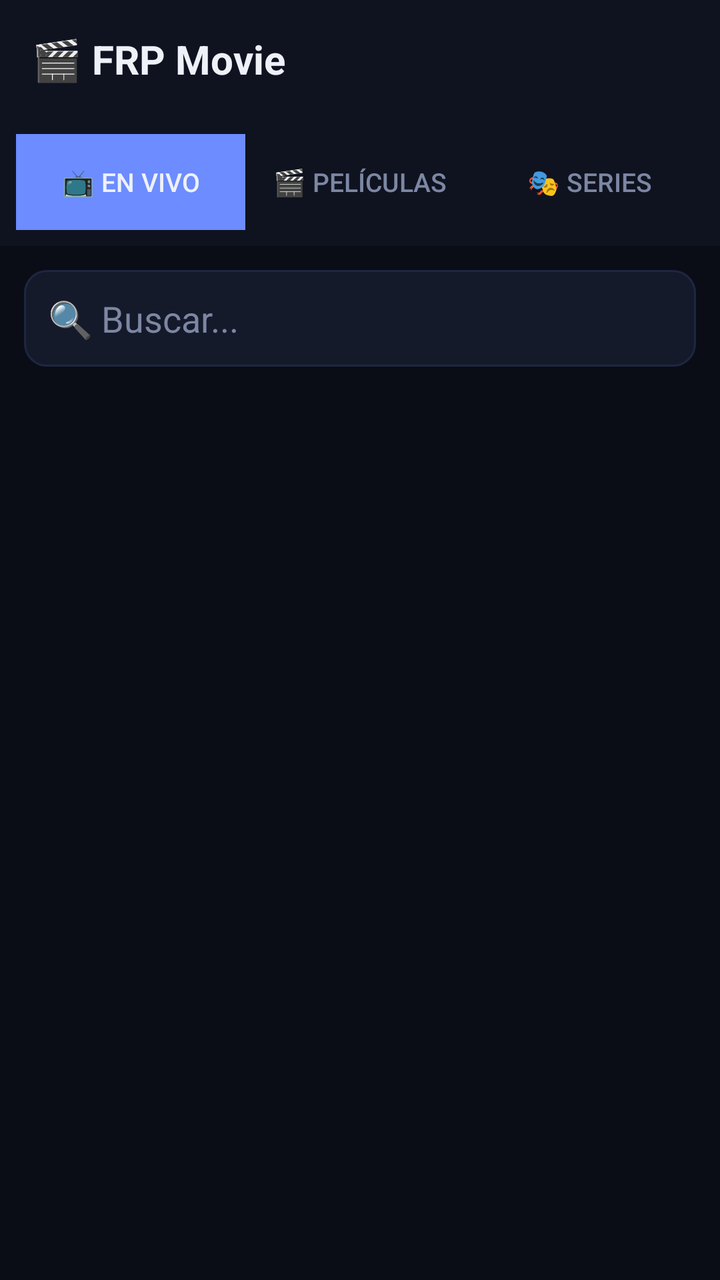
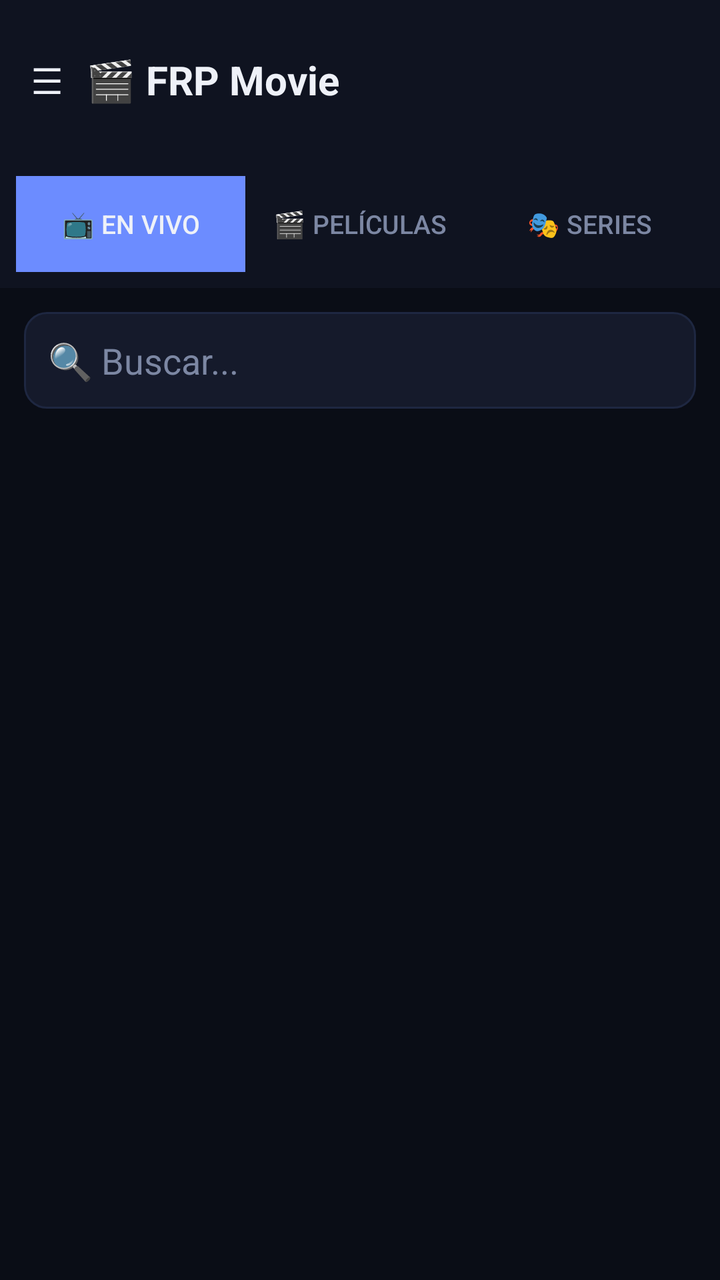

The first picture is an Android layout as it rendered before a commit; the second is the same layout after the commit. The layout source and the unified diff follow.
<!-- AndroidManifest.xml: application theme Theme.FRPMovie -->
<!-- res/layout/activity_main.xml -->
<?xml version="1.0" encoding="utf-8"?>
<LinearLayout xmlns:android="http://schemas.android.com/apk/res/android"
    android:layout_width="match_parent"
    android:layout_height="match_parent"
    android:orientation="vertical"
    android:background="@color/bg">
    <LinearLayout
        android:layout_width="match_parent"
        android:layout_height="wrap_content"
        android:orientation="horizontal"
        android:padding="16dp"
        android:gravity="center_vertical"
        android:background="@color/panel">
        <TextView
            android:layout_width="wrap_content"
            android:layout_height="wrap_content"
            android:text="🎬 FRP Movie"
            android:textColor="@color/ink"
            android:textSize="20sp"
            android:textStyle="bold" />
        <TextView
            android:id="@+id/tvCount"
            android:layout_width="0dp"
            android:layout_height="wrap_content"
            android:layout_weight="1"
            android:gravity="end"
            android:text=""
            android:textColor="@color/muted"
            android:textSize="13sp" />
    </LinearLayout>
    <LinearLayout
        android:layout_width="match_parent"
        android:layout_height="wrap_content"
        android:orientation="horizontal"
        android:padding="8dp"
        android:background="@color/panel">
        <Button
            android:id="@+id/btnLive"
            android:layout_width="0dp"
            android:layout_height="wrap_content"
            android:layout_weight="1"
            android:text="📺 En vivo"
            android:textSize="13sp"
            android:textColor="@color/ink"
            android:background="@color/brand" />
        <Button
            android:id="@+id/btnMovies"
            android:layout_width="0dp"
            android:layout_height="wrap_content"
            android:layout_weight="1"
            android:text="🎬 Películas"
            android:textSize="13sp"
            android:textColor="@color/muted"
            android:background="@android:color/transparent" />
        <Button
            android:id="@+id/btnSeries"
            android:layout_width="0dp"
            android:layout_height="wrap_content"
            android:layout_weight="1"
            android:text="🎭 Series"
            android:textSize="13sp"
            android:textColor="@color/muted"
            android:background="@android:color/transparent" />
    </LinearLayout>
    <EditText
        android:id="@+id/etSearch"
        android:layout_width="match_parent"
        android:layout_height="wrap_content"
        android:hint="🔍 Buscar..."
        android:textColorHint="@color/muted"
        android:textColor="@color/ink"
        android:background="@drawable/input_bg"
        android:padding="12dp"
        android:layout_margin="12dp"
        android:inputType="text" />
    <FrameLayout
        android:layout_width="match_parent"
        android:layout_height="match_parent">
        <androidx.recyclerview.widget.RecyclerView
            android:id="@+id/recyclerChannels"
            android:layout_width="match_parent"
            android:layout_height="match_parent"
            android:padding="8dp"
            android:clipToPadding="false" />
        <ProgressBar
            android:id="@+id/progress"
            android:layout_width="wrap_content"
            android:layout_height="wrap_content"
            android:layout_gravity="center"
            android:visibility="gone" />
    </FrameLayout>
</LinearLayout>
<!-- resources referenced by this layout -->
<resources>
  <color name="bg">#0A0D16</color>
  <color name="brand">#6C8CFF</color>
  <color name="ink">#EEF1F8</color>
  <color name="muted">#7C87A3</color>
  <color name="panel">#0F1320</color>
  <!-- drawable input_bg (drawable) -->
  <?xml version="1.0" encoding="utf-8"?>
  <shape xmlns:android="http://schemas.android.com/apk/res/android" android:shape="rectangle">
      <solid android:color="#151A2B" />
      <corners android:radius="11dp" />
      <stroke android:width="1dp" android:color="#1E2741" />
  </shape>
  <style name="Theme.FRPMovie" parent="Theme.MaterialComponents.DayNight.NoActionBar">
          <item name="colorPrimary">@color/brand</item>
          <item name="colorPrimaryVariant">@color/brand2</item>
          <item name="colorOnPrimary">@android:color/white</item>
          <item name="android:statusBarColor">@color/bg</item>
          <item name="android:windowBackground">@color/bg</item>
      </style>
  <color name="brand2">#8B5CF6</color>
</resources>

<!-- the commit's change to res/layout/activity_main.xml (unified diff, before → after) -->
@@ -1,92 +1,134 @@
 <?xml version="1.0" encoding="utf-8"?>
-<LinearLayout xmlns:android="http://schemas.android.com/apk/res/android"
+<androidx.drawerlayout.widget.DrawerLayout
+    xmlns:android="http://schemas.android.com/apk/res/android"
+    android:id="@+id/drawerLayout"
     android:layout_width="match_parent"
-    android:layout_height="match_parent"
-    android:orientation="vertical"
-    android:background="@color/bg">
+    android:layout_height="match_parent">
+
+    
     <LinearLayout
         android:layout_width="match_parent"
-        android:layout_height="wrap_content"
-        android:orientation="horizontal"
-        android:padding="16dp"
-        android:gravity="center_vertical"
+        android:layout_height="match_parent"
+        android:orientation="vertical"
+        android:background="@color/bg">
+        <LinearLayout
+            android:layout_width="match_parent"
+            android:layout_height="wrap_content"
+            android:orientation="horizontal"
+            android:padding="16dp"
+            android:gravity="center_vertical"
+            android:background="@color/panel">
+            <Button
+                android:id="@+id/btnMenu"
+                android:layout_width="wrap_content"
+                android:layout_height="wrap_content"
+                android:text="☰"
+                android:textSize="18sp"
+                android:textColor="@color/ink"
+                android:background="@android:color/transparent"
+                android:minWidth="0dp"
+                android:paddingStart="0dp"
+                android:paddingEnd="12dp" />
+            <TextView
+                android:layout_width="wrap_content"
+                android:layout_height="wrap_content"
+                android:text="🎬 FRP Movie"
+                android:textColor="@color/ink"
+                android:textSize="20sp"
+                android:textStyle="bold" />
+            <TextView
+                android:id="@+id/tvCount"
+                android:layout_width="0dp"
+                android:layout_height="wrap_content"
+                android:layout_weight="1"
+                android:gravity="end"
+                android:text=""
+                android:textColor="@color/muted"
+                android:textSize="13sp" />
+        </LinearLayout>
+        <LinearLayout
+            android:layout_width="match_parent"
+            android:layout_height="wrap_content"
+            android:orientation="horizontal"
+            android:padding="8dp"
+            android:background="@color/panel">
+            <Button
+                android:id="@+id/btnLive"
+                android:layout_width="0dp"
+                android:layout_height="wrap_content"
+                android:layout_weight="1"
+                android:text="📺 En vivo"
+                android:textSize="13sp"
+                android:textColor="@color/ink"
+                android:background="@color/brand" />
+            <Button
+                android:id="@+id/btnMovies"
+                android:layout_width="0dp"
+                android:layout_height="wrap_content"
+                android:layout_weight="1"
+                android:text="🎬 Películas"
+                android:textSize="13sp"
+                android:textColor="@color/muted"
+                android:background="@android:color/transparent" />
+            <Button
+                android:id="@+id/btnSeries"
+                android:layout_width="0dp"
+                android:layout_height="wrap_content"
+                android:layout_weight="1"
+                android:text="🎭 Series"
+                android:textSize="13sp"
+                android:textColor="@color/muted"
+                android:background="@android:color/transparent" />
+        </LinearLayout>
+        <EditText
+            android:id="@+id/etSearch"
+            android:layout_width="match_parent"
+            android:layout_height="wrap_content"
+            android:hint="🔍 Buscar..."
+            android:textColorHint="@color/muted"
+            android:textColor="@color/ink"
+            android:background="@drawable/input_bg"
+            android:padding="12dp"
+            android:layout_margin="12dp"
+            android:inputType="text" />
+        <FrameLayout
+            android:layout_width="match_parent"
+            android:layout_height="match_parent">
+            <androidx.recyclerview.widget.RecyclerView
+                android:id="@+id/recyclerChannels"
+                android:layout_width="match_parent"
+                android:layout_height="match_parent"
+                android:padding="8dp"
+                android:clipToPadding="false" />
+            <ProgressBar
+                android:id="@+id/progress"
+                android:layout_width="wrap_content"
+                android:layout_height="wrap_content"
+                android:layout_gravity="center"
+                android:visibility="gone" />
+        </FrameLayout>
+    </LinearLayout>
+
+    
+    <LinearLayout
+        android:layout_width="280dp"
+        android:layout_height="match_parent"
+        android:layout_gravity="start"
+        android:orientation="vertical"
         android:background="@color/panel">
         <TextView
-            android:layout_width="wrap_content"
+            android:layout_width="match_parent"
             android:layout_height="wrap_content"
-            android:text="🎬 FRP Movie"
+            android:text="Categorías"
             android:textColor="@color/ink"
-            android:textSize="20sp"
-            android:textStyle="bold" />
-        <TextView
-            android:id="@+id/tvCount"
-            android:layout_width="0dp"
-            android:layout_height="wrap_content"
-            android:layout_weight="1"
-            android:gravity="end"
-            android:text=""
-            android:textColor="@color/muted"
-            android:textSize="13sp" />
+            android:textSize="16sp"
+            android:textStyle="bold"
+            android:padding="16dp"
+            android:background="@color/bg" />
+        <androidx.recyclerview.widget.RecyclerView
+            android:id="@+id/recyclerCategories"
+            android:layout_width="match_parent"
+            android:layout_height="match_parent" />
     </LinearLayout>
-    <LinearLayout
-        android:layout_width="match_parent"
-        android:layout_height="wrap_content"
-        android:orientation="horizontal"
-        android:padding="8dp"
-        android:background="@color/panel">
-        <Button
-            android:id="@+id/btnLive"
-            android:layout_width="0dp"
-            android:layout_height="wrap_content"
-            android:layout_weight="1"
-            android:text="📺 En vivo"
-            android:textSize="13sp"
-            android:textColor="@color/ink"
-            android:background="@color/brand" />
-        <Button
-            android:id="@+id/btnMovies"
-            android:layout_width="0dp"
-            android:layout_height="wrap_content"
-            android:layout_weight="1"
-            android:text="🎬 Películas"
-            android:textSize="13sp"
-            android:textColor="@color/muted"
-            android:background="@android:color/transparent" />
-        <Button
-            android:id="@+id/btnSeries"
-            android:layout_width="0dp"
-            android:layout_height="wrap_content"
-            android:layout_weight="1"
-            android:text="🎭 Series"
-            android:textSize="13sp"
-            android:textColor="@color/muted"
-            android:background="@android:color/transparent" />
-    </LinearLayout>
-    <EditText
-        android:id="@+id/etSearch"
-        android:layout_width="match_parent"
-        android:layout_height="wrap_content"
-        android:hint="🔍 Buscar..."
-        android:textColorHint="@color/muted"
-        android:textColor="@color/ink"
-        android:background="@drawable/input_bg"
-        android:padding="12dp"
-        android:layout_margin="12dp"
-        android:inputType="text" />
-    <FrameLayout
-        android:layout_width="match_parent"
-        android:layout_height="match_parent">
-        <androidx.recyclerview.widget.RecyclerView
-            android:id="@+id/recyclerChannels"
-            android:layout_width="match_parent"
-            android:layout_height="match_parent"
-            android:padding="8dp"
-            android:clipToPadding="false" />
-        <ProgressBar
-            android:id="@+id/progress"
-            android:layout_width="wrap_content"
-            android:layout_height="wrap_content"
-            android:layout_gravity="center"
-            android:visibility="gone" />
-    </FrameLayout>
-</LinearLayout>
+
+</androidx.drawerlayout.widget.DrawerLayout>
